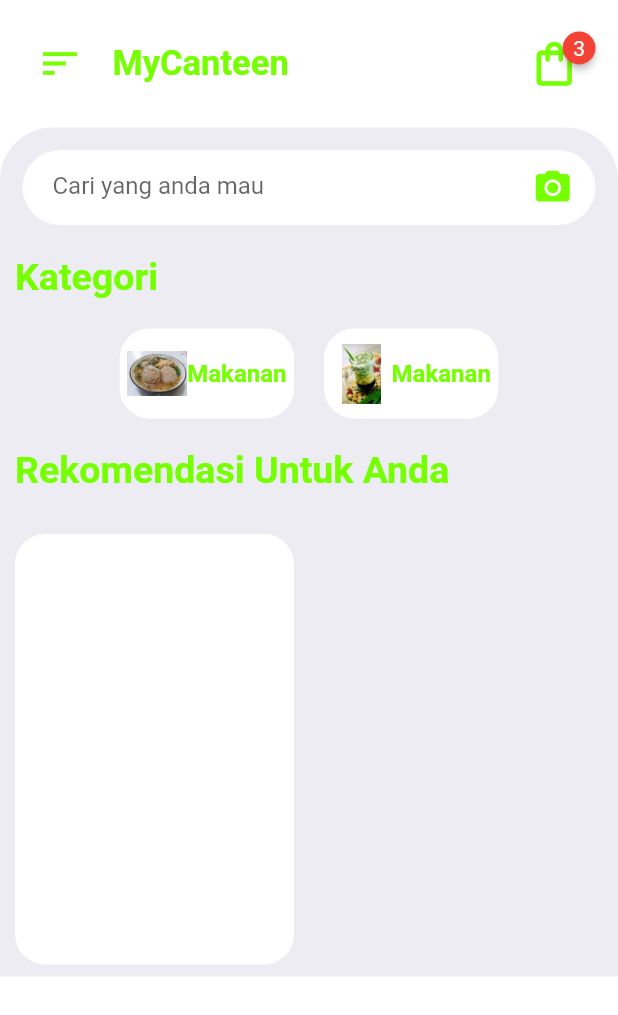
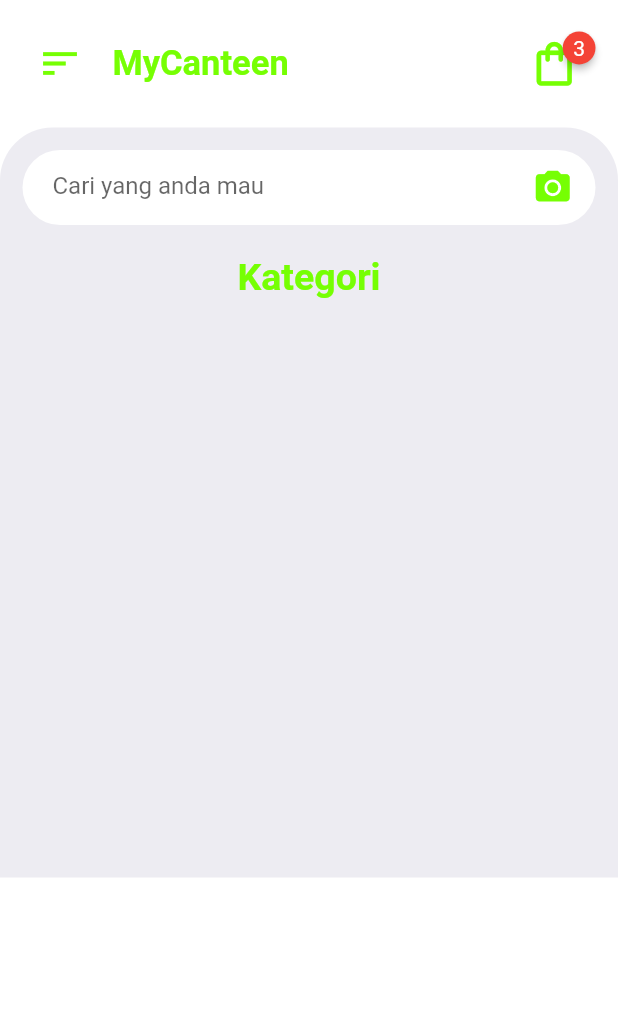
Before and after one commit to TurkhamM/Kelompok-4, a Flutter app: the screen it shows after launch, on a phone screen of 412 x 824 dp. Shown: the top 1015 px of the screen. Run offline on Flutter 3.47's test engine with Material 2 defaults, Android fonts, the phone set to English and light mode, and no system bars; drawn by our look-alikes of badges.

Commit message:
Revert "menambah homepage"

```diff
--- a/lib/pages/Homepage.dart
+++ b/lib/pages/Homepage.dart
@@ -1,9 +1,5 @@
-import 'dart:ui';
-
 import 'package:flutter/material.dart';
-import 'package:splash/widgets/CategoriesWidgets.dart';
 import 'package:splash/widgets/HomeAppBar.dart';
-import 'package:splash/widgets/ItemsWidget.dart';
 
 class HomePage extends StatelessWidget {
   @override
@@ -13,8 +9,7 @@ class HomePage extends StatelessWidget {
         children: [
           HomeAppBar(),
           Container(
-            // temporary height
-            // height: 500,
+            height: 500,
             padding: EdgeInsets.only(top: 15),
             decoration: BoxDecoration(
               color: Color(0xFFEDECF2),
@@ -56,7 +51,6 @@ class HomePage extends StatelessWidget {
                   ),
                 ),
                 Container(
-                  alignment: Alignment.centerLeft,
                   margin: EdgeInsets.symmetric(
                     vertical: 20,
                     horizontal: 10,
@@ -70,23 +64,6 @@ class HomePage extends StatelessWidget {
                     ),
                   ),
                 ),
-                // kategori
-                CategoriesWidgets(),
-
-                Container(
-                  alignment: Alignment.centerLeft,
-                  margin: EdgeInsets.symmetric(vertical: 20, horizontal: 10),
-                  child: Text(
-                    "Rekomendasi Untuk Anda",
-                    style: TextStyle(
-                      fontSize: 25,
-                      fontWeight: FontWeight.bold,
-                      color: Color(0xFF76FF03),
-                    ),
-                  ),
-                ),
-                // items Widget
-                ItemsWidgets(),
               ],
             ),
           )
--- a/lib/widgets/CategoriesWidgets.dart
+++ /dev/null
@@ -1,42 +0,0 @@
-import 'package:flutter/material.dart';
-
-class CategoriesWidgets extends StatelessWidget {
-  @override
-  Widget build(BuildContext context) {
-    return SingleChildScrollView(
-      scrollDirection: Axis.horizontal,
-      child: Row(
-        children: [
-          for (int i = 1; i < 3; i++)
-            Container(
-              margin: EdgeInsets.symmetric(horizontal: 10),
-              padding: EdgeInsets.symmetric(horizontal: 5, vertical: 10),
-              decoration: BoxDecoration(
-                color: Colors.white,
-                borderRadius: BorderRadius.circular(20),
-              ),
-              child: Row(
-                crossAxisAlignment: CrossAxisAlignment.center,
-                children: [
-                  Image.asset(
-                    //use i variable to chage pictures
-                    "images/$i.png",
-                    width: 40,
-                    height: 40,
-                  ),
-                  Text(
-                    "Makanan",
-                    style: TextStyle(
-                      fontWeight: FontWeight.bold,
-                      fontSize: 16,
-                      color: Color(0xFF76FF03),
-                    ),
-                  ),
-                ],
-              ),
-            ),
-        ],
-      ),
-    );
-  }
-}
--- a/lib/widgets/ItemsWidget.dart
+++ /dev/null
@@ -1,24 +0,0 @@
-import 'package:flutter/material.dart';
-import 'package:flutter/rendering.dart';
-
-class ItemsWidgets extends StatelessWidget {
-  @override
-  Widget build(BuildContext context) {
-    return GridView.count(
-      childAspectRatio: 0.68,
-      // physics: NeverScrollableScrollPhysics(),
-      crossAxisCount: 2,
-      shrinkWrap: true,
-      children: [
-        Container(
-          padding: EdgeInsets.only(left: 15, right: 15, top: 10),
-          margin: EdgeInsets.symmetric(vertical: 8, horizontal: 10),
-          decoration: BoxDecoration(
-            color: Colors.white,
-            borderRadius: BorderRadius.circular(20),
-          ),
-        ),
-      ],
-    );
-  }
-}
--- a/pubspec.yaml
+++ b/pubspec.yaml
@@ -60,8 +60,8 @@ flutter:
   uses-material-design: true
 
   # To add assets to your application, add an assets section, like this:
-  assets:
-      - images/
+  # assets:
+  #   - images/a_dot_burr.jpeg
   #   - images/a_dot_ham.jpeg
 
   # An image asset can refer to one or more resolution-specific "variants", see
```
Also changed, not shown: images/1.png (deleted), images/2.png (deleted), images/3.png (deleted), images/4.png (deleted), images/5.png (deleted), images/6.png (deleted), images/7.png (deleted), images/8.png (deleted), 1 other file.
